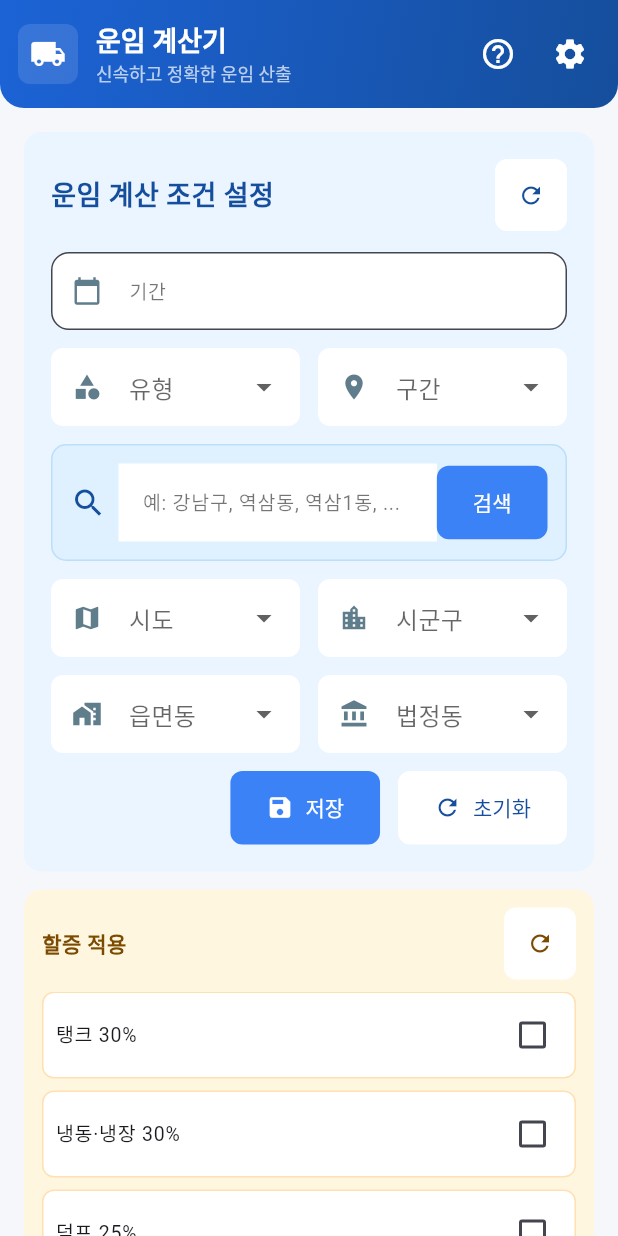
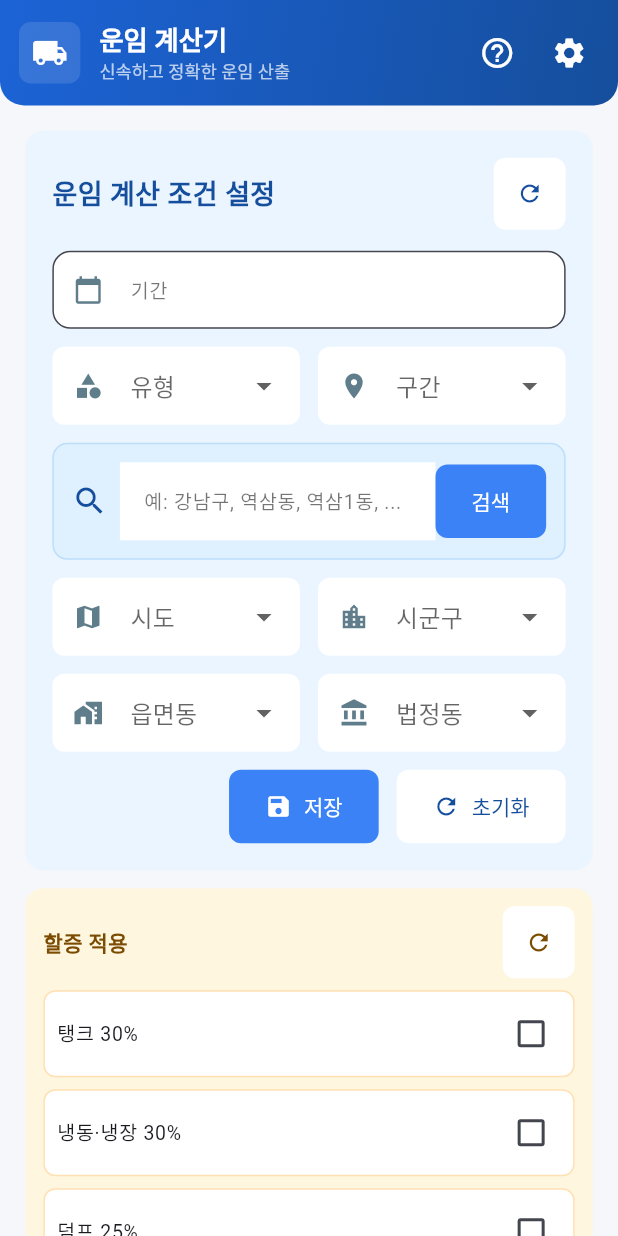
Before and after one commit to jang1231111/line-all-company, a Flutter app: the screen it shows after launch, on a phone screen of 412 x 824 dp. Run offline on Flutter 3.47's test engine with Material 3 defaults, Android fonts, the phone set to English and light mode, and no system bars; our stand-ins replace flutter_riverpod, flutter_screenutil, freezed_annotation, shared_preferences.

Commit message:
♻️  ConditionFormPage to use ScreenUtil for responsive design
- Replaced ProviderScope with ScreenUtilInit for better responsiveness.
- Updated AppBar and layout to use ScreenUtil for dimensions.
- Adjusted padding and sizes in the body layout based on screen width.

feat: Introduce ConditionApiRepository and LocalDbConditionRepository

- Added ConditionApiRepository for future API integration.
- Implemented LocalDbConditionRepository using SharedPreferences for local storage.
- Updated condition_repository_provider to allow switching between repositories.

refactor: Change ConditionFormWidget to ConsumerStatefulWidget

- Converted ConditionFormWidget to use ConsumerStatefulWidget for better state management.
- Introduced ConditionViewModel for handling state and repository interactions.
- Updated form handling to use TextEditingController for the period field.

test: Add widget tests for ConditionFormWidget

- Implemented tests for validation and saving functionality in ConditionFormWidget.
- Created a fake repository for testing ConditionViewModel.

chore: Update dependencies in pubspec.yaml and pubspec.lock

- Added shared_preferences and json_annotation dependencies.
- Updated Flutter SDK constraint in pubspec.lock.

```diff
--- a/lib/common/widgets/dropdown_field.dart
+++ b/lib/common/widgets/dropdown_field.dart
@@ -7,6 +7,10 @@ class DropdownField extends StatelessWidget {
   final IconData? icon;
   final ValueChanged<String?>? onChanged;
   final bool isExpanded;
+  final String? Function(String?)? validator;
+  final void Function(String?)? onSaved;
+  final bool enabled;
+  final TextStyle? style;
 
   const DropdownField({
     super.key,
@@ -16,12 +20,16 @@ class DropdownField extends StatelessWidget {
     this.icon,
     this.onChanged,
     this.isExpanded = true,
+    this.validator,
+    this.onSaved,
+    this.enabled = true,
+    this.style,
   });
 
   InputDecoration _decoration() => InputDecoration(
         hintText: hint,
         filled: true,
-        fillColor: Colors.white,
+        fillColor: enabled ? Colors.white : Colors.grey.shade100,
         contentPadding: const EdgeInsets.symmetric(horizontal: 12, vertical: 14),
         prefixIcon: icon != null ? Icon(icon, size: 20, color: Colors.blueGrey) : null,
         border: OutlineInputBorder(borderRadius: BorderRadius.circular(8), borderSide: BorderSide.none),
@@ -33,8 +41,12 @@ class DropdownField extends StatelessWidget {
       isExpanded: isExpanded,
       value: value,
       decoration: _decoration(),
-      items: items.map((e) => DropdownMenuItem(value: e, child: Text(e))).toList(),
-      onChanged: onChanged,
+      items: items.map((e) => DropdownMenuItem(value: e, child: Text(e, style: style))).toList(),
+      onChanged: enabled ? onChanged : null,
+      validator: validator,
+      onSaved: onSaved,
+      style: style,
+      disabledHint: value != null ? Text(value!, style: style?.copyWith(color: Colors.grey)) : null,
     );
   }
 }
--- a/lib/features/condition/domain/models/condition.dart
+++ b/lib/features/condition/domain/models/condition.dart
@@ -1,27 +1,10 @@
-class Condition {
-  final String? period;
-  final String? type;
-  final String? section;
-  final String? searchQuery;
-  final String? sido;
-  final String? sigungu;
-  final String? eupmyeondong;
-  final String? beopjeongdong;
-  final List<String> surcharges;
+import 'package:freezed_annotation/freezed_annotation.dart';
+part 'condition.freezed.dart';
+part 'condition.g.dart';
 
-  const Condition({
-    this.period,
-    this.type,
-    this.section,
-    this.searchQuery,
-    this.sido,
-    this.sigungu,
-    this.eupmyeondong,
-    this.beopjeongdong,
-    this.surcharges = const [],
-  });
-
-  Condition copyWith({
+@freezed
+abstract class Condition with _$Condition {
+  const factory Condition({
     String? period,
     String? type,
     String? section,
@@ -30,18 +13,8 @@ class Condition {
     String? sigungu,
     String? eupmyeondong,
     String? beopjeongdong,
-    List<String>? surcharges,
-  }) {
-    return Condition(
-      period: period ?? this.period,
-      type: type ?? this.type,
-      section: section ?? this.section,
-      searchQuery: searchQuery ?? this.searchQuery,
-      sido: sido ?? this.sido,
-      sigungu: sigungu ?? this.sigungu,
-      eupmyeondong: eupmyeondong ?? this.eupmyeondong,
-      beopjeongdong: beopjeongdong ?? this.beopjeongdong,
-      surcharges: surcharges ?? this.surcharges,
-    );
-  }
+    @Default([]) List<String> surcharges,
+  }) = _Condition;
+
+  factory Condition.fromJson(Map<String, dynamic> json) => _$ConditionFromJson(json);
 }
--- a/lib/features/condition/presentation/pages/condition_form_page.dart
+++ b/lib/features/condition/presentation/pages/condition_form_page.dart
@@ -3,26 +3,27 @@ import 'package:flutter_riverpod/flutter_riverpod.dart';
 
 import '../widgets/condition_form_widget.dart';
 import '../widgets/condition_surcharge_panel.dart';
-import '../../data/repositories/in_memory_condition_repository.dart';
-import '../providers/condition_notifier.dart';
+// import '../../data/repositories/in_memory_condition_repository.dart';
+// import '../providers/condition_notifier.dart';
+import 'package:flutter_screenutil/flutter_screenutil.dart';
 
 class ConditionFormPage extends ConsumerWidget {
   const ConditionFormPage({super.key});
 
   @override
   Widget build(BuildContext context, WidgetRef ref) {
-    return ProviderScope(
-      overrides: [
-        conditionRepositoryProvider.overrideWithValue(InMemoryConditionRepository()),
-      ],
-      child: Scaffold(
+    return ScreenUtilInit(
+      designSize: const Size(390, 844),
+      minTextAdapt: true,
+      builder: (context, child) {
+        return Scaffold(
           appBar: AppBar(
             elevation: 0,
             backgroundColor: Colors.transparent,
-          toolbarHeight: 72,
+            toolbarHeight: 72.h,
             titleSpacing: 0,
-          shape: const RoundedRectangleBorder(
-            borderRadius: BorderRadius.vertical(bottom: Radius.circular(16)),
+            shape: RoundedRectangleBorder(
+              borderRadius: BorderRadius.vertical(bottom: Radius.circular(16.r)),
             ),
             flexibleSpace: Container(
               decoration: const BoxDecoration(
@@ -36,20 +37,20 @@ class ConditionFormPage extends ConsumerWidget {
             ),
             title: Row(
               children: [
-              const SizedBox(width: 12),
+                SizedBox(width: 12.w),
                 Container(
-                padding: const EdgeInsets.all(8),
-                decoration: BoxDecoration(color: Colors.white.withOpacity(0.12), borderRadius: BorderRadius.circular(8)),
+                  padding: EdgeInsets.all(8.w),
+                  decoration: BoxDecoration(color: Colors.white.withOpacity(0.12), borderRadius: BorderRadius.circular(8.r)),
                   child: const Icon(Icons.local_shipping, color: Colors.white),
                 ),
-              const SizedBox(width: 12),
+                SizedBox(width: 12.w),
                 Column(
                   crossAxisAlignment: CrossAxisAlignment.start,
                   mainAxisSize: MainAxisSize.min,
-                children: const [
-                  Text('운임 계산기', style: TextStyle(fontSize: 18, fontWeight: FontWeight.w700, color: Colors.white)),
-                  SizedBox(height: 2),
-                  Text('신속하고 정확한 운임 산출', style: TextStyle(fontSize: 12, color: Colors.white70)),
+                  children: [
+                    Text('운임 계산기', style: TextStyle(fontSize: 18.sp, fontWeight: FontWeight.w700, color: Colors.white)),
+                    SizedBox(height: 2.h),
+                    Text('신속하고 정확한 운임 산출', style: TextStyle(fontSize: 12.sp, color: Colors.white70)),
                   ],
                 ),
               ],
@@ -57,13 +58,13 @@ class ConditionFormPage extends ConsumerWidget {
             actions: [
               IconButton(icon: const Icon(Icons.help_outline, color: Colors.white), onPressed: () {}),
               IconButton(icon: const Icon(Icons.settings, color: Colors.white), onPressed: () {}),
-            const SizedBox(width: 8),
+              SizedBox(width: 8.w),
             ],
           ),
-        backgroundColor: const Color(0xFFF5F7FA), // soft gray background like the screenshot
+          backgroundColor: const Color(0xFFF5F7FA),
           body: LayoutBuilder(
             builder: (context, constraints) {
-            if (constraints.maxWidth > 720) {
+              if (constraints.maxWidth > 720.w) {
                 return Row(
                   crossAxisAlignment: CrossAxisAlignment.start,
                   children: const [
@@ -74,13 +75,14 @@ class ConditionFormPage extends ConsumerWidget {
                 );
               } else {
                 return ListView(
-                padding: const EdgeInsets.all(16),
+                  padding: EdgeInsets.all(16.w),
                   children: const [ConditionFormWidget(), SizedBox(height: 12), ConditionSurchargePanel()],
                 );
               }
             },
           ),
-      ),
+        );
+      },
     );
   }
 }
--- a/lib/features/condition/presentation/providers/condition_notifier.dart
+++ b/lib/features/condition/presentation/providers/condition_notifier.dart
@@ -3,6 +3,7 @@ import 'package:flutter_riverpod/legacy.dart';
 
 import '../../domain/models/condition.dart';
 import '../../domain/repositories/condition_repository.dart';
+import '../../data/repositories/local_db_condition_repository.dart';
 
 /// Simple provider for the Condition object. UI can read/write with .state.
 final conditionProvider = StateProvider<Condition>((ref) => Condition());
@@ -10,8 +11,11 @@ final conditionProvider = StateProvider<Condition>((ref) => Condition());
 /// Saving flag while persisting state.
 final conditionSavingProvider = StateProvider<bool>((ref) => false);
 
+/// 실제 환경에 따라 아래 중 하나를 override 하여 사용
 final conditionRepositoryProvider = Provider<ConditionRepository>((ref) {
-  throw UnimplementedError();
+  // return ConditionApiRepository(); // 실제 API 연동
+  return LocalDbConditionRepository(); // 내부DB 저장소(실제 저장)
+  // return InMemoryConditionRepository(); // 개발/테스트용 메모리 저장소
 });
 
 /// Helper to save current condition using the repository.
--- /dev/null
+++ b/lib/features/condition/presentation/viewmodel/condition_viewmodel.dart
@@ -0,0 +1,25 @@
+
+import 'package:flutter_riverpod/legacy.dart';
+
+import '../../domain/models/condition.dart';
+import '../../domain/repositories/condition_repository.dart';
+import '../providers/condition_notifier.dart';
+
+
+class ConditionViewModel extends StateNotifier<Condition> {
+  final ConditionRepository repository;
+  ConditionViewModel(this.repository) : super(const Condition());
+
+  void update(Condition condition) {
+    state = condition;
+  }
+
+  Future<void> save() async {
+    await repository.saveCondition(state);
+  }
+}
+
+final conditionViewModelProvider = StateNotifierProvider<ConditionViewModel, Condition>((ref) {
+  final repo = ref.watch(conditionRepositoryProvider);
+  return ConditionViewModel(repo);
+});
--- a/lib/features/condition/presentation/widgets/condition_form_widget.dart
+++ b/lib/features/condition/presentation/widgets/condition_form_widget.dart
@@ -4,28 +4,49 @@ import 'package:flutter_riverpod/flutter_riverpod.dart';
 import '../../../../common/theme/theme.dart';
 import '../../../../common/widgets/dropdown_field.dart';
 import '../../domain/models/condition.dart';
-import '../providers/condition_notifier.dart';
+import '../viewmodel/condition_viewmodel.dart';
 
-class ConditionFormWidget extends ConsumerWidget {
+class ConditionFormWidget extends ConsumerStatefulWidget {
   const ConditionFormWidget({super.key});
 
   @override
-  Widget build(BuildContext context, WidgetRef ref) {
-    final condition = ref.watch(conditionProvider);
-    final saving = ref.watch(conditionSavingProvider);
+  ConsumerState<ConditionFormWidget> createState() => _ConditionFormWidgetState();
+}
 
-    // center content with max width to mimic desktop layout in screenshot
+class _ConditionFormWidgetState extends ConsumerState<ConditionFormWidget> {
+  final _formKey = GlobalKey<FormState>();
+  late final TextEditingController _periodController;
+
+  @override
+  void initState() {
+    super.initState();
+    final condition = ref.read(conditionViewModelProvider);
+    _periodController = TextEditingController(text: condition.period ?? '');
+  }
+
+  @override
+  void dispose() {
+    _periodController.dispose();
+    super.dispose();
+  }
+
+  @override
+  Widget build(BuildContext context) {
+    final condition = ref.watch(conditionViewModelProvider);
+    final viewModel = ref.read(conditionViewModelProvider.notifier);
+    final saving = false;
+
     return Center(
       child: ConstrainedBox(
-        // don't force tall maxHeight; limit width instead so widget height = content
         constraints: const BoxConstraints(maxWidth: 1100),
+        child: Form(
+          key: _formKey,
           child: Column(
-          mainAxisSize: MainAxisSize.min, // 내용만큼만 높이 차지하게 함
+            mainAxisSize: MainAxisSize.min,
             crossAxisAlignment: CrossAxisAlignment.start,
             children: [
-            // Left: main form (content-sized card)
               Card(
-              color: const Color(0xFFEAF5FF), // light blue panel
+                color: const Color(0xFFEAF5FF),
                 shape: RoundedRectangleBorder(
                   borderRadius: BorderRadius.circular(12),
                 ),
@@ -34,71 +55,68 @@ class ConditionFormWidget extends ConsumerWidget {
                 child: Padding(
                   padding: const EdgeInsets.all(18),
                   child: Column(
-                  mainAxisSize: MainAxisSize.min, // content 높이만 차지하도록
+                    mainAxisSize: MainAxisSize.min,
                     crossAxisAlignment: CrossAxisAlignment.start,
                     children: [
-                    // extracted header
                       _Header(
                         title: '운임 계산 조건 설정',
-                      onReset: () => ref.read(conditionProvider.notifier).state = const Condition(),
+                        onReset: () {
+                          viewModel.update(const Condition());
+                          _periodController.clear();
+                        },
                       ),
                       const SizedBox(height: 14),
-
                       // Period
                       TextFormField(
-                      initialValue: condition.period ?? '',
+                        controller: _periodController,
                         decoration: fieldDecoration(
                           context,
                           hint: '기간',
                           icon: Icons.calendar_today,
                         ),
-                      onChanged: (v) =>
-                          ref.read(conditionProvider.notifier).state = condition
-                              .copyWith(period: v),
+                        validator: (v) {
+                          if (v == null || v.trim().isEmpty) {
+                            return '기간을 입력하세요';
+                          }
+                          if (v.length < 2) {
+                            return '기간이 너무 짧습니다';
+                          }
+                          return null;
+                        },
+                        onChanged: (v) => viewModel.update(condition.copyWith(period: v)),
                       ),
                       const SizedBox(height: 12),
-
-                    // extracted type/section row
                       const _TypeSectionRow(),
                       const SizedBox(height: 12),
-
-                    // Search box styled like screenshot
                       _SearchBox(
                         initialValue: condition.searchQuery ?? '',
-                      onChanged: (v) =>
-                          ref.read(conditionProvider.notifier).state = condition
-                              .copyWith(searchQuery: v),
+                        onChanged: (v) => viewModel.update(condition.copyWith(searchQuery: v)),
                         onSearch: () {},
                       ),
                       const SizedBox(height: 12),
-
-                    // extracted region selectors
                       const _RegionSelectors(),
                       const SizedBox(height: 12),
-
-                    // extracted action buttons
                       _ActionButtons(
                         saving: saving,
                         onSave: () async {
-                        ref.read(conditionSavingProvider.notifier).state = true;
-                        final repo = ref.read(conditionRepositoryProvider);
-                        final messenger = ScaffoldMessenger.of(context);
-                        await repo.saveCondition(ref.read(conditionProvider));
-                        ref.read(conditionSavingProvider.notifier).state =
-                            false;
-                        messenger.showSnackBar(
+                          if (_formKey.currentState?.validate() ?? false) {
+                            await viewModel.save();
+                            ScaffoldMessenger.of(context).showSnackBar(
                               const SnackBar(content: Text('저장되었습니다')),
                             );
+                          }
                         },
-                      onReset: () =>
-                          ref.read(conditionProvider.notifier).state =
-                              const Condition(),
+                        onReset: () {
+                          viewModel.update(const Condition());
+                          _periodController.clear();
+                        },
                       ),
                     ],
                   ),
                 ),
-            ), // end left card
+              ),
             ],
+          ),
         ),
       ),
     );
@@ -250,7 +268,8 @@ class _TypeSectionRow extends ConsumerWidget {
 
   @override
   Widget build(BuildContext context, WidgetRef ref) {
-    final condition = ref.watch(conditionProvider);
+    final condition = ref.watch(conditionViewModelProvider);
+    final viewModel = ref.read(conditionViewModelProvider.notifier);
     return Row(
       children: [
         Expanded(
@@ -259,7 +278,7 @@ class _TypeSectionRow extends ConsumerWidget {
             items: ['안전운송운임', '안전위탁운임', '기타'],
             hint: '유형',
             icon: Icons.category,
-            onChanged: (v) => ref.read(conditionProvider.notifier).state = condition.copyWith(type: v),
+            onChanged: (v) => viewModel.update(condition.copyWith(type: v)),
           ),
         ),
         const SizedBox(width: 12),
@@ -269,7 +288,7 @@ class _TypeSectionRow extends ConsumerWidget {
             items: ['인천항기점(왕복)', '서울-부산', '기타'],
             hint: '구간',
             icon: Icons.place,
-            onChanged: (v) => ref.read(conditionProvider.notifier).state = condition.copyWith(section: v),
+            onChanged: (v) => viewModel.update(condition.copyWith(section: v)),
           ),
         ),
       ],
@@ -283,7 +302,8 @@ class _RegionSelectors extends ConsumerWidget {
 
   @override
   Widget build(BuildContext context, WidgetRef ref) {
-    final condition = ref.watch(conditionProvider);
+    final condition = ref.watch(conditionViewModelProvider);
+    final viewModel = ref.read(conditionViewModelProvider.notifier);
     return Column(
       children: [
         Row(
@@ -294,7 +314,7 @@ class _RegionSelectors extends ConsumerWidget {
                 items: ['전체', '서울특별시', '인천광역시', '부산광역시'],
                 hint: '시도',
                 icon: Icons.map,
-                onChanged: (v) => ref.read(conditionProvider.notifier).state = condition.copyWith(sido: v),
+                onChanged: (v) => viewModel.update(condition.copyWith(sido: v)),
               ),
             ),
             const SizedBox(width: 12),
@@ -304,7 +324,7 @@ class _RegionSelectors extends ConsumerWidget {
                 items: ['전체', '강남구', '서구', '남구'],
                 hint: '시군구',
                 icon: Icons.location_city,
-                onChanged: (v) => ref.read(conditionProvider.notifier).state = condition.copyWith(sigungu: v),
+                onChanged: (v) => viewModel.update(condition.copyWith(sigungu: v)),
               ),
             ),
           ],
@@ -318,7 +338,7 @@ class _RegionSelectors extends ConsumerWidget {
                 items: ['전체', '역삼동', '연수동'],
                 hint: '읍면동',
                 icon: Icons.home_work,
-                onChanged: (v) => ref.read(conditionProvider.notifier).state = condition.copyWith(eupmyeondong: v),
+                onChanged: (v) => viewModel.update(condition.copyWith(eupmyeondong: v)),
               ),
             ),
             const SizedBox(width: 12),
@@ -328,7 +348,7 @@ class _RegionSelectors extends ConsumerWidget {
                 items: ['전체', '역삼1동', '역삼2동'],
                 hint: '법정동',
                 icon: Icons.account_balance,
-                onChanged: (v) => ref.read(conditionProvider.notifier).state = condition.copyWith(beopjeongdong: v),
+                onChanged: (v) => viewModel.update(condition.copyWith(beopjeongdong: v)),
               ),
             ),
           ],
--- a/pubspec.yaml
+++ b/pubspec.yaml
@@ -22,6 +22,8 @@ dependencies:
   freezed_annotation: ^3.1.0
   go_router: ^16.2.4
   intl: ^0.20.2
+  json_annotation: ^4.9.0
+  shared_preferences: ^2.5.3
   tutorial_coach_mark: ^1.3.1
 
 dev_dependencies:
```
Also changed, not shown: lib/features/condition/data/repositories/condition_api_repository.dart (added, +18 -0 lines), lib/features/condition/data/repositories/local_db_condition_repository.dart (added, +23 -0 lines), lib/features/condition/domain/models/condition.freezed.dart (added), lib/features/condition/domain/models/condition.g.dart (added), pubspec.lock, 3 other files. Lines whose indentation alone changed are shown as unchanged.
